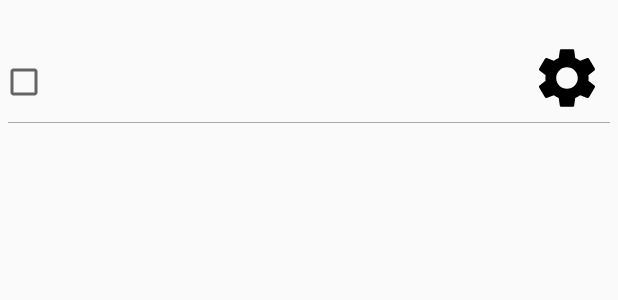
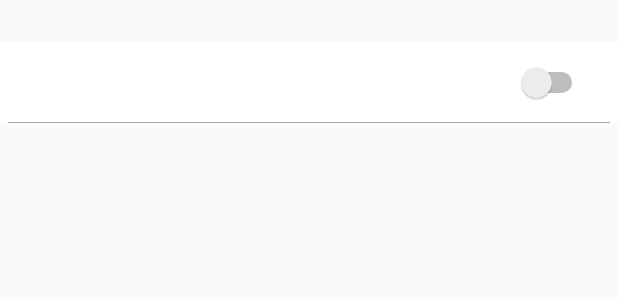
Before and after one commit to seanhodges/incandescent, an Android app: the layout content_select_list_section.xml on its own in the app's theme, with its tools: preview values and no code run, on a phone screen of 412 x 824 dp. Shown: the top 300 px of the screen. Run offline under Robolectric (Android 15) with nearby library versions, the phone set to English and light mode, and no system bars.

Commit message:
Render the new list view on the selection screen, made action toggle functional

```diff
--- a/feature/src/main/java/uk/co/seanhodges/incandescent/client/selection/DeviceSelectActivity.kt
+++ b/feature/src/main/java/uk/co/seanhodges/incandescent/client/selection/DeviceSelectActivity.kt
@@ -46,7 +46,7 @@ class DeviceSelectActivity(
         setContentView(R.layout.activity_select)
 
         val settingsRepository = SettingsRepository(WeakReference(applicationContext))
-        contentAdapter = ContentAdapter(launch, settingsRepository.get().showOnlyActiveDevices)
+        contentAdapter = ContentAdapter(launch, executor, settingsRepository.get().showOnlyActiveDevices)
 
         recyclerView = this.findViewById(R.id.room_list)
         recyclerView.layoutManager = LinearLayoutManager(this)
--- a/feature/src/main/java/uk/co/seanhodges/incandescent/client/selection/ListEntry.kt
+++ b/feature/src/main/java/uk/co/seanhodges/incandescent/client/selection/ListEntry.kt
@@ -17,9 +17,9 @@ import java.lang.ref.WeakReference
 
 private const val DEVICE_BUTTON_HIGHLIGHT_LENGTH : Long = 300
 
-private const val ENTRY_DEFAULT_COLOUR = "#000000"
-private const val ENTRY_SELECTED_COLOUR = "#00927C"
-private const val ENTRY_ACTIVE_COLOUR = "#FF6000"
+public const val ENTRY_DEFAULT_COLOUR = "#000000"
+public const val ENTRY_SELECTED_COLOUR = "#00927C"
+public const val ENTRY_ACTIVE_COLOUR = "#FF6000"
 
 class ListEntryDecorator(private val button: Button, private val parent: ViewGroup) {
 
--- a/feature/src/main/res/layout/content_select_list_entry.xml
+++ b/feature/src/main/res/layout/content_select_list_entry.xml
@@ -9,7 +9,7 @@
     <CheckBox android:id="@+id/action_pick"
         android:layout_alignBaseline="@id/control_button"
         android:layout_centerVertical="true"
-        android:visibility="visible"
+        android:visibility="gone"
         android:layout_width="wrap_content"
         android:layout_height="wrap_content" />
 
@@ -28,13 +28,15 @@
         android:layout_alignBaseline="@id/control_button"
         android:layout_centerVertical="true"
         android:layout_toEndOf="@id/device_image"
+        android:textColor="@android:color/black"
         android:layout_marginStart="5dp"
         android:layout_height="wrap_content"
         android:layout_width="wrap_content" />
 
     <ImageButton
         android:id="@+id/control_button"
-        android:layout_marginEnd="10dp"
+        android:visibility="invisible"
+        android:layout_marginEnd="20dp"
         android:layout_toStartOf="@id/action_enable"
         android:layout_alignWithParentIfMissing="true"
         android:layout_width="wrap_content"
@@ -43,11 +45,12 @@
 
     <Switch android:id="@+id/action_enable"
         android:checked="false"
+        android:layout_marginEnd="20dp"
         android:layout_alignTop="@id/control_button"
         android:layout_alignBottom="@id/control_button"
         android:layout_centerVertical="true"
         android:layout_alignParentEnd="true"
-        android:visibility="gone"
+        android:visibility="visible"
         android:layout_height="wrap_content"
         android:layout_width="wrap_content" />
 
--- a/feature/src/main/res/layout/content_select_list_section.xml
+++ b/feature/src/main/res/layout/content_select_list_section.xml
@@ -10,12 +10,13 @@
         android:layout_alignParentStart="true"
         android:layout_alignParentTop="true" />
 
-    <RelativeLayout
+    <LinearLayout
         android:id="@+id/device_list"
         android:layout_below="@id/heading"
         android:layout_width="wrap_content"
         android:layout_height="wrap_content"
         android:paddingBottom="0dp"
+        android:background="@color/select_room_background"
         android:orientation="vertical">
 
         <include
@@ -25,5 +26,5 @@
             android:layout_alignParentStart="true"
             android:layout_alignParentTop="true" />
 
-    </RelativeLayout>
+    </LinearLayout>
 </RelativeLayout>
```
Also changed, not shown: feature/src/main/java/uk/co/seanhodges/incandescent/client/selection/ContentAdapter.kt (+34 -8 lines).
